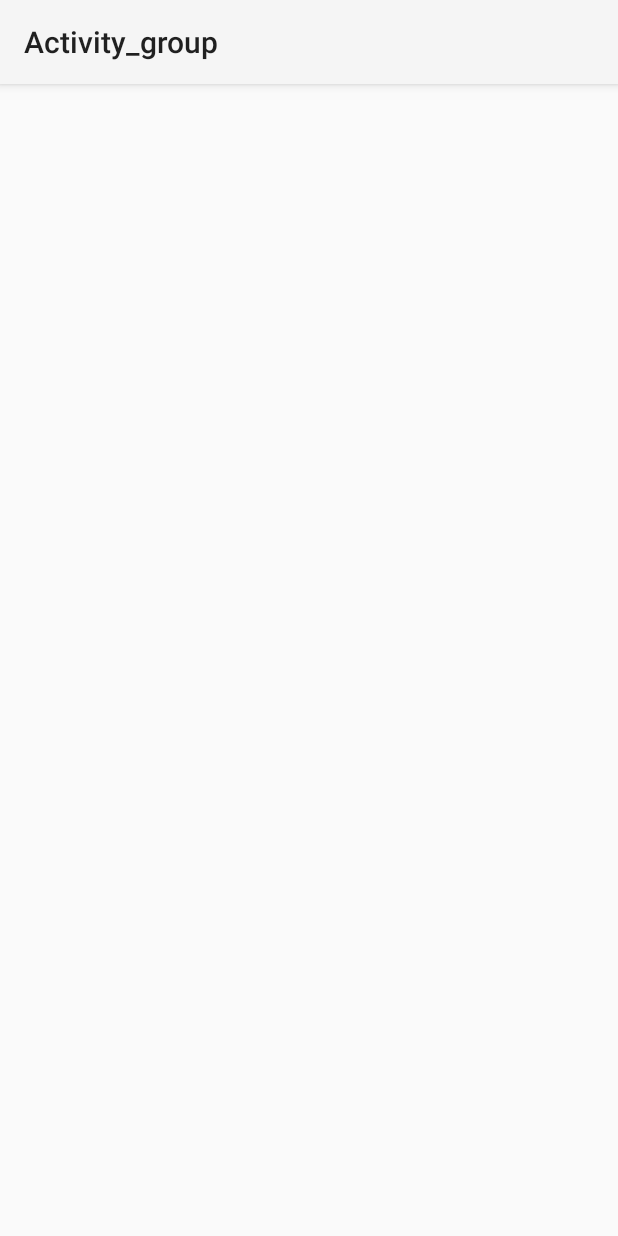
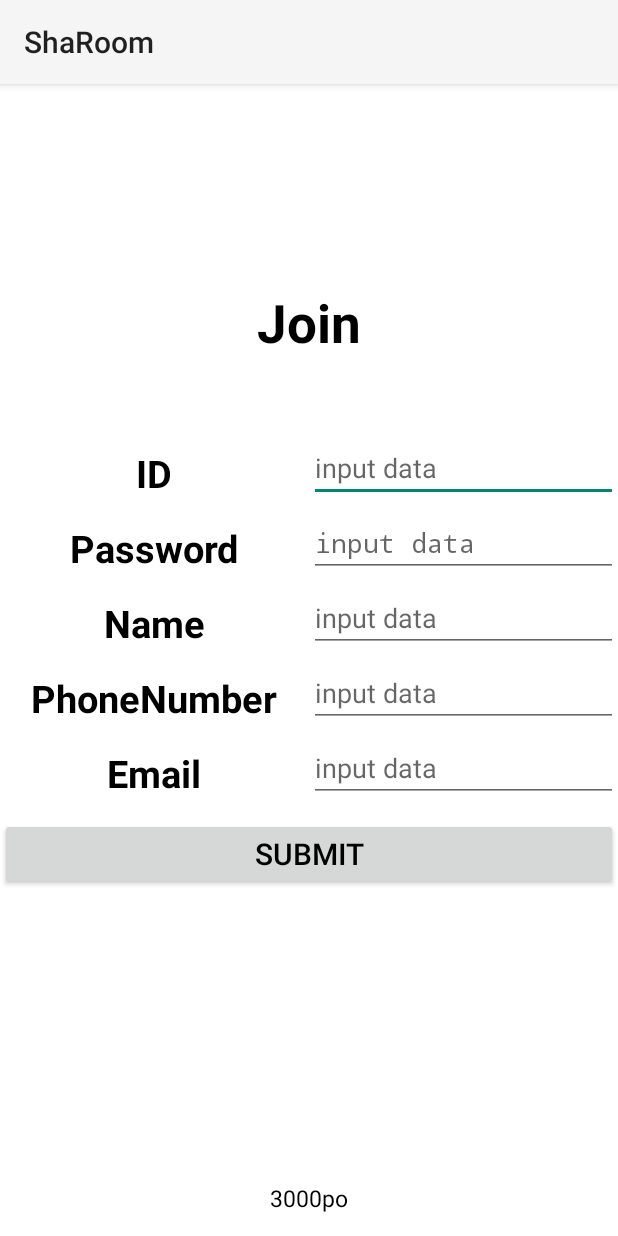
Before and after one commit to 3000po/sharoom, an Android app: the screen it shows after launch (Activity_group before the commit, Activity_join after it), after a tap on "JOIN", on a phone screen of 412 x 824 dp. Run offline under Robolectric (Android 15) with nearby library versions, the phone set to English and light mode, and no system bars.

Commit message:
First join Activity

```diff
--- a/app/src/main/AndroidManifest.xml
+++ b/app/src/main/AndroidManifest.xml
@@ -31,6 +31,12 @@
         </activity>
 
         <activity
+            android:name=".Activity_join"
+            android:label="@string/app_name" >
+
+        </activity>
+
+        <activity
             android:name=".Activity_group"
             android:label="@string/title_activity_activity_group" />
 
--- /dev/null
+++ b/app/src/main/java/kr/sam1000po/sharoom/Activity_join.java
@@ -0,0 +1,146 @@
+package kr.sam1000po.sharoom;
+
+import android.app.Activity;
+import android.app.AlertDialog;
+import android.content.DialogInterface;
+import android.content.Intent;
+import android.net.ConnectivityManager;
+import android.net.NetworkInfo;
+import android.os.AsyncTask;
+import android.os.Bundle;
+import android.util.Log;
+import android.view.View;
+import android.widget.Button;
+import android.widget.EditText;
+
+import java.io.IOException;
+import java.io.InputStream;
+import java.io.UnsupportedEncodingException;
+import java.net.HttpURLConnection;
+import java.net.URL;
+import java.net.URLEncoder;
+
+/**
+ * Created by Administrator on 2016-02-22.
+ */
+public class Activity_join extends Activity {
+
+    private form_basic form_basic;
+    class form_basic {
+        EditText et_id;
+        EditText et_password;
+        EditText et_name;
+        EditText et_phoneNumber;
+        EditText et_email;
+
+        Button btn_submit;
+
+    }
+
+
+    protected void onCreate(Bundle savedInstanceState) {
+        super.onCreate(savedInstanceState);
+
+        setContentView(R.layout.activity_join); // 항상 제공되는
+        // activity_layout.xml을 복사해서
+        // 만듦
+        final form_basic form_basic = new form_basic();
+
+        form_basic.et_id = (EditText) findViewById(R.id.et_join_id);
+        form_basic.et_password = (EditText) findViewById(R.id.et_join_password);
+        form_basic.et_name = (EditText) findViewById(R.id.et_join_name);
+        form_basic.et_phoneNumber = (EditText) findViewById(R.id.et_join_phoneNumber);
+        form_basic.et_email = (EditText) findViewById(R.id.et_join_email);
+
+        form_basic.btn_submit = (Button) findViewById(R.id.btn_join_submit);
+        //this.overridePendingTransition( R.anim.anim_slide_in_left, R.anim.anim_slide_in_right);
+        View.OnClickListener downloadListener = new View.OnClickListener() {
+            public void onClick(View v) {
+                if (isNetworkAvailable()) {
+                    String id = form_basic.et_id.getText().toString();
+                    String password = form_basic.et_password.getText().toString();
+                    String name = form_basic.et_name.getText().toString();
+                    String phoneNumber = form_basic.et_phoneNumber.getText().toString();
+                    String email = form_basic.et_email.getText().toString();
+
+                    id=urlEncodeUTF8(id);
+                    password = urlEncodeUTF8(password);
+                    name = urlEncodeUTF8(name);
+                    phoneNumber = urlEncodeUTF8(phoneNumber);
+                    email = urlEncodeUTF8(email);
+
+                    String url = "http://14.63.223.92/member_Insert.php?id="+id+"&password="+password+"&name="+name+"&phoneNumber="+phoneNumber+"&email="+email;
+
+                    phpTask phpTask = new phpTask();
+                    phpTask.execute(url);
+                }
+            }
+            // Codes.InitApp(this); // *
+        };
+        form_basic.btn_submit.setOnClickListener(downloadListener);
+    }
+
+    private boolean isNetworkAvailable(){
+        boolean available = false;
+        ConnectivityManager connMgr= (ConnectivityManager) getSystemService(CONNECTIVITY_SERVICE);
+        NetworkInfo networkInfo = connMgr.getActiveNetworkInfo();
+        if(networkInfo != null & networkInfo.isAvailable())
+            available = true;
+
+        return available;
+    }
+
+    private void downloadUrl(String php) throws IOException {
+        try {
+            URL url = new URL(php);
+            HttpURLConnection urlConnection = (HttpURLConnection) url.openConnection();
+            urlConnection.connect();
+            InputStream iStream = urlConnection.getInputStream();
+            //if (iStream == null)
+            //show.setText("ono");
+            //else
+            //show.setText("two");
+
+        } catch(Exception e){
+            Log.d("Exception ", e.toString());
+
+        }
+    }
+
+    private class phpTask extends AsyncTask<String, Integer, String> {
+        protected String doInBackground(String... url){
+
+            try{
+                Log.d("url",url[0].toString());
+                downloadUrl(url[0]);
+            }
+            catch(Exception e){
+                Log.d("Background Task", e.toString());
+            }
+            return null;
+        }
+
+        protected void onPostExecute(String result){
+            AlertDialog.Builder alert = new AlertDialog.Builder(Activity_join.this);
+            alert.setTitle("성공");
+            alert.setMessage("가입이 완료되셨습니다.");
+            alert.setPositiveButton("확인", new DialogInterface.OnClickListener() {
+                public void onClick(DialogInterface dialog, int which) {
+                    Intent intent = new Intent(Activity_join.this, Activity_login.class);
+                    intent.addFlags(Intent.FLAG_ACTIVITY_REORDER_TO_FRONT);
+                    startActivity(intent);
+                    finish();
+                }
+            });
+            alert.show();
+        }
+    }
+    public static String urlEncodeUTF8(String url) {
+        try {
+            return URLEncoder.encode(url, "UTF-8");
+        } catch (UnsupportedEncodingException e) {
+            throw new UnsupportedOperationException(e);
+        }
+    }
+
+}
--- a/app/src/main/java/kr/sam1000po/sharoom/Activity_login.java
+++ b/app/src/main/java/kr/sam1000po/sharoom/Activity_login.java
@@ -62,7 +62,7 @@ public class Activity_login extends Activity {
         btn_join.setOnClickListener(new Button.OnClickListener() {
             @Override
             public void onClick(View v) {
-                Intent intent = new Intent(Activity_login.this, Activity_group.class);
+                Intent intent = new Intent(Activity_login.this, Activity_join.class);
                 intent.addFlags(Intent.FLAG_ACTIVITY_REORDER_TO_FRONT);
                 startActivity(intent);
 
--- /dev/null
+++ b/app/src/main/res/layout/activity_join.xml
@@ -0,0 +1,283 @@
+<LinearLayout xmlns:android="http://schemas.android.com/apk/res/android"
+    android:layout_width="fill_parent"
+    android:layout_height="fill_parent"
+    android:background="@color/activity_layout_background"
+    android:orientation="vertical" >
+
+    <LinearLayout
+        android:id="@+id/ll_header"
+        android:layout_width="match_parent"
+        android:layout_height="@dimen/activity_layout_header_height"
+        android:layout_gravity="center_vertical"
+        android:layout_margin="@dimen/activity_layout_header_margin"
+        android:background="@color/activity_layout_header_background"
+        android:gravity="center_vertical"
+        android:orientation="vertical"
+        android:padding="@dimen/activity_layout_header_padding"
+        android:visibility="gone" >
+    </LinearLayout>
+
+    <!-- android:padding="@color/activity_layout_header_background" -->
+
+    <LinearLayout
+        android:id="@+id/ll_body"
+        android:layout_width="match_parent"
+        android:layout_height="0dp"
+        android:layout_margin="@dimen/activity_layout_body_margin"
+        android:layout_weight="1"
+        android:background="@color/activity_layout_left_background"
+        android:orientation="horizontal"
+        android:padding="@dimen/activity_layout_body_padding" >
+
+        <LinearLayout
+            android:id="@+id/ll_left"
+            android:layout_width="0dip"
+            android:layout_height="match_parent"
+            android:layout_gravity="top"
+            android:layout_margin="@dimen/activity_layout_left_margin"
+            android:layout_weight="1"
+            android:background="@color/activity_layout_left_background"
+            android:orientation="vertical"
+            android:padding="@dimen/activity_layout_left_padding"
+            android:visibility="gone" >
+        </LinearLayout>
+
+        <LinearLayout
+            android:id="@+id/ll_center"
+            android:layout_width="0dip"
+            android:layout_height="match_parent"
+            android:layout_gravity="top"
+            android:layout_margin="@dimen/activity_layout_center_margin"
+            android:layout_weight="2"
+            android:background="@color/activity_layout_center_background"
+            android:orientation="vertical"
+            android:padding="@dimen/activity_layout_center_padding" >
+
+            <!-- content start -->
+
+            <LinearLayout
+                android:layout_width="match_parent"
+                android:layout_height="match_parent"
+                android:layout_gravity="center"
+                android:gravity="center"
+                android:orientation="vertical" >
+
+                <TextView
+                    android:id="@+id/tv_join_title"
+                    android:layout_width="match_parent"
+                    android:layout_height="50dp"
+                    android:gravity="center_vertical|center_horizontal|center"
+                    android:textColor="@color/activity_main_app_name"
+                    android:textSize="35dp"
+                    android:textStyle="bold"
+                    android:layout_marginBottom="50dp"
+                    android:text="@string/join_title"
+                    />
+
+                <LinearLayout
+                    android:layout_width = "match_parent"
+                    android:layout_height = "50dp"
+                    android:orientation="horizontal">
+                    <TextView
+                        android:id="@+id/tv_join_id"
+                        android:layout_width="match_parent"
+                        android:layout_height="40dp"
+                        android:layout_weight = "1"
+                        android:layout_marginTop="5dp"
+                        android:gravity="center"
+                        android:text="@string/join_id"
+                        android:textColor="@color/activity_main_app_name"
+                        android:textSize="25sp"
+                        android:textStyle="bold" >
+                    </TextView>
+                    <EditText
+                        android:id="@+id/et_join_id"
+                        android:layout_width="match_parent"
+                        android:layout_height="40dp"
+                        android:layout_weight ="1"
+                        android:layout_gravity="center"
+                        android:hint="input data"
+                        />
+                </LinearLayout>
+
+                <LinearLayout
+                    android:layout_width = "match_parent"
+                    android:layout_height = "50dp"
+                    android:orientation="horizontal">
+                    <TextView
+                        android:id="@+id/tv_join_password"
+                        android:layout_width="match_parent"
+                        android:layout_height="40dp"
+                        android:layout_weight = "1"
+                        android:layout_marginTop="5dp"
+                        android:gravity="center"
+                        android:text="@string/join_password"
+                        android:textColor="@color/activity_main_app_name"
+                        android:textSize="25sp"
+                        android:textStyle="bold" >
+                    </TextView>
+                    <EditText
+                        android:id="@+id/et_join_password"
+                        android:layout_width="match_parent"
+                        android:layout_height="40dp"
+                        android:layout_weight ="1"
+                        android:layout_gravity="center"
+                        android:hint="input data"
+                        android:password = "true"
+                        />
+                </LinearLayout>
+
+                <LinearLayout
+                    android:layout_width = "match_parent"
+                    android:layout_height = "50dp"
+                    android:orientation="horizontal">
+                    <TextView
+                        android:id="@+id/tv_join_name"
+                        android:layout_width="match_parent"
+                        android:layout_height="40dp"
+                        android:layout_weight = "1"
+                        android:layout_marginTop="5dp"
+                        android:gravity="center"
+                        android:text="@string/join_name"
+                        android:textColor="@color/activity_main_app_name"
+                        android:textSize="25sp"
+                        android:textStyle="bold" >
+                    </TextView>
+                    <EditText
+                        android:id="@+id/et_join_name"
+                        android:layout_width="match_parent"
+                        android:layout_height="40dp"
+                        android:layout_weight ="1"
+                        android:layout_gravity="center"
+                        android:hint="input data"
+                        />
+                </LinearLayout>
+
+                <LinearLayout
+                    android:layout_width = "match_parent"
+                    android:layout_height = "50dp"
+                    android:orientation="horizontal">
+                    <TextView
+                        android:id="@+id/tv_join_phoneNumber"
+                        android:layout_width="match_parent"
+                        android:layout_height="40dp"
+                        android:layout_weight = "1"
+                        android:layout_marginTop="5dp"
+                        android:gravity="center"
+                        android:text="@string/join_phoneNumber"
+                        android:textColor="@color/activity_main_app_name"
+                        android:textSize="25sp"
+                        android:textStyle="bold" >
+                    </TextView>
+                    <EditText
+                        android:id="@+id/et_join_phoneNumber"
+                        android:layout_width="match_parent"
+                        android:layout_height="40dp"
+                        android:layout_weight ="1"
+                        android:layout_gravity="center"
+                        android:hint="input data"
+                        android:inputType = "phone"
+                        android:phoneNumber = "true"
+                        />
+                </LinearLayout>
+
+                <LinearLayout
+                    android:layout_width = "match_parent"
+                    android:layout_height = "50dp"
+                    android:orientation="horizontal">
+                    <TextView
+                        android:id="@+id/tv_join_email"
+                        android:layout_width="match_parent"
+                        android:layout_height="40dp"
+                        android:layout_weight = "1"
+                        android:layout_marginTop="5dp"
+                        android:gravity="center"
+                        android:text="@string/join_email"
+                        android:textColor="@color/activity_main_app_name"
+                        android:textSize="25sp"
+                        android:textStyle="bold" >
+                    </TextView>
+                    <EditText
+                        android:id="@+id/et_join_email"
+                        android:layout_width="match_parent"
+                        android:layout_height="40dp"
+                        android:layout_weight ="1"
+                        android:layout_gravity="center"
+                        android:hint="input data"
+                        android:inputType = "textEmailAddress"
+                        />
+                </LinearLayout>
+
+                <Button
+                    android:id="@+id/btn_join_submit"
+                    android:layout_width="match_parent"
+                    android:layout_height="wrap_content"
+                    android:layout_marginTop="5dp"
+                    android:gravity="center"
+                    android:text="@string/join_submit"
+                    android:textColor="@color/activity_main_app_comment"
+                    android:textSize="20sp"
+                    >
+                </Button>
+
+                <TextView
+                    android:id="@+id/tv_show"
+                    android:layout_width="match_parent"
+                    android:layout_height="wrap_content"
+                    android:layout_marginTop="5dp"
+                    android:gravity="center"
+                    android:textColor="@color/activity_main_app_comment"
+                    android:textSize="30sp"
+                    >
+                </TextView>
+            </LinearLayout>
+
+            <!-- content end -->
+
+        </LinearLayout>
+
+        <LinearLayout
+            android:id="@+id/ll_right"
+            android:layout_width="0dip"
+            android:layout_height="match_parent"
+            android:layout_gravity="top"
+            android:layout_margin="@dimen/activity_layout_right_margin"
+            android:layout_weight="1"
+            android:background="@color/activity_layout_right_background"
+            android:orientation="vertical"
+            android:padding="@dimen/activity_layout_right_padding"
+            android:visibility="gone" >
+        </LinearLayout>
+    </LinearLayout>
+
+    <RelativeLayout
+        android:id="@+id/rl_body"
+        android:layout_width="match_parent"
+        android:layout_height="0dp"
+        android:layout_weight="1"
+        android:orientation="vertical"
+        android:visibility="gone" >
+    </RelativeLayout>
+
+    <LinearLayout
+        android:id="@+id/ll_footer"
+        android:layout_width="match_parent"
+        android:layout_height="@dimen/activity_layout_footer_height"
+        android:layout_gravity="center_vertical"
+        android:layout_margin="@dimen/activity_layout_footer_margin"
+        android:background="@color/activity_layout_footer_background"
+        android:gravity="center_vertical"
+        android:orientation="vertical"
+        android:padding="@dimen/activity_layout_footer_padding" >
+
+        <TextView
+            android:layout_width="match_parent"
+            android:layout_height="wrap_content"
+            android:gravity="center"
+            android:text="@string/app_company"
+            android:textColor="@color/activity_main_company"
+            android:textSize="15sp" >
+        </TextView>
+    </LinearLayout>
+
+</LinearLayout>
--- a/app/src/main/res/values/strings.xml
+++ b/app/src/main/res/values/strings.xml
@@ -10,12 +10,10 @@
     <string name="title_activity_activity_join">Activity_join</string>
     <string name="title_activity_activity_login">Activity_login</string>
 
-
-
     <string name="join_title">Join</string>
     <string name="join_id">ID</string>
     <string name="join_password">Password</string>
-    <string name="join_nickName">Nickname</string>
+    <string name="join_name">Name</string>
     <string name="join_phoneNumber">PhoneNumber</string>
     <string name="join_email">Email</string>
     <string name="join_submit">Submit</string>
```
